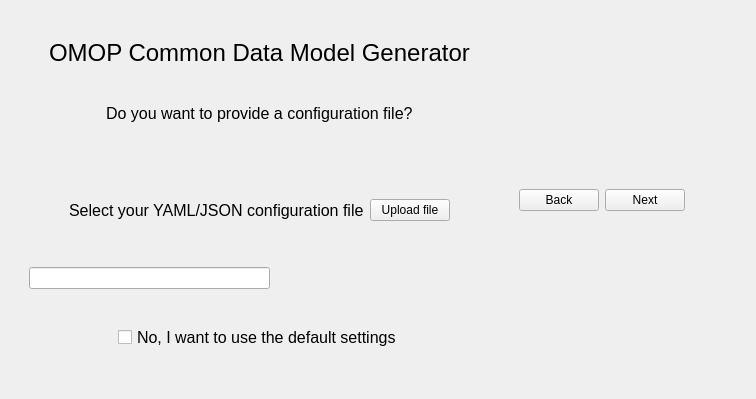
ucaby28/OMOP-CDM-Generator, file GUI/ui_config.ui: the form before one commit.
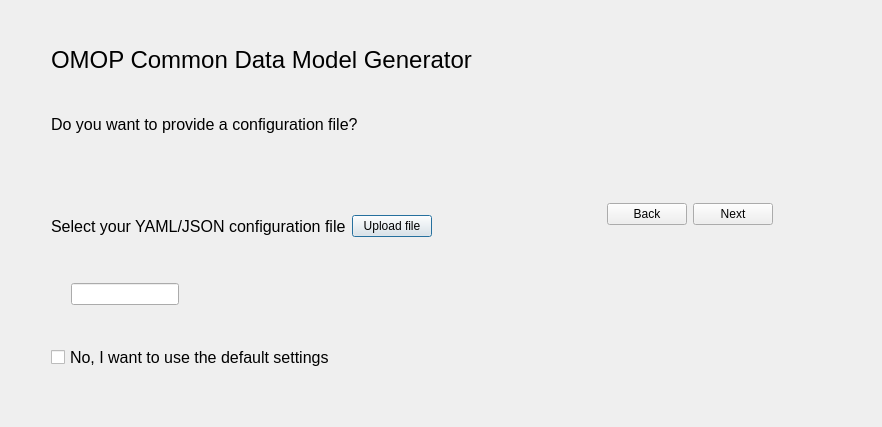
The form after the commit.

```diff
--- a/GUI/ui_config.ui
+++ b/GUI/ui_config.ui
@@ -1,23 +1,22 @@
 <?xml version="1.0" encoding="UTF-8"?>
 <ui version="4.0">
- <class>MainWindow</class>
- <widget class="QMainWindow" name="MainWindow">
+ <class>Dialog</class>
+ <widget class="QDialog" name="Dialog">
   <property name="geometry">
    <rect>
     <x>0</x>
     <y>0</y>
-    <width>756</width>
-    <height>399</height>
+    <width>882</width>
+    <height>427</height>
    </rect>
   </property>
   <property name="windowTitle">
    <string>MainWindow</string>
   </property>
-  <widget class="QWidget" name="centralwidget">
    <layout class="QFormLayout" name="formLayout">
     <item row="0" column="0">
-     <layout class="QVBoxLayout" name="verticalLayout_3">
-      <item>
+    <layout class="QFormLayout" name="formLayout_2">
+     <item row="0" column="0">
        <spacer name="verticalSpacer_5">
         <property name="orientation">
          <enum>Qt::Vertical</enum>
@@ -30,7 +29,7 @@
         </property>
        </spacer>
       </item>
-      <item>
+     <item row="1" column="0">
        <layout class="QHBoxLayout" name="horizontalLayout">
         <item>
          <spacer name="horizontalSpacer">
@@ -72,7 +71,7 @@
         </item>
        </layout>
       </item>
-      <item>
+     <item row="2" column="0">
        <spacer name="verticalSpacer">
         <property name="orientation">
          <enum>Qt::Vertical</enum>
@@ -85,7 +84,7 @@
         </property>
        </spacer>
       </item>
-      <item>
+     <item row="3" column="0">
        <layout class="QHBoxLayout" name="horizontalLayout_2">
         <item>
          <spacer name="horizontalSpacer_3">
@@ -127,7 +126,7 @@
         </item>
        </layout>
       </item>
-      <item>
+     <item row="4" column="0">
        <spacer name="verticalSpacer_2">
         <property name="orientation">
          <enum>Qt::Vertical</enum>
@@ -140,7 +139,7 @@
         </property>
        </spacer>
       </item>
-      <item>
+     <item row="5" column="0">
        <layout class="QHBoxLayout" name="horizontalLayout_6">
         <item>
          <spacer name="horizontalSpacer_11">
@@ -219,7 +218,7 @@
         </item>
        </layout>
       </item>
-      <item>
+     <item row="6" column="0">
        <layout class="QHBoxLayout" name="horizontalLayout_3">
         <property name="sizeConstraint">
          <enum>QLayout::SetDefaultConstraint</enum>
@@ -227,6 +226,19 @@
         <property name="leftMargin">
          <number>20</number>
         </property>
+       <item>
+        <spacer name="horizontalSpacer_5">
+         <property name="orientation">
+          <enum>Qt::Horizontal</enum>
+         </property>
+         <property name="sizeHint" stdset="0">
+          <size>
+           <width>40</width>
+           <height>20</height>
+          </size>
+         </property>
+        </spacer>
+       </item>
         <item>
          <widget class="QLineEdit" name="showpath_lineEdit">
           <property name="enabled">
@@ -256,7 +268,7 @@
         </item>
        </layout>
       </item>
-      <item>
+     <item row="7" column="0">
        <spacer name="verticalSpacer_4">
         <property name="orientation">
          <enum>Qt::Vertical</enum>
@@ -269,7 +281,7 @@
         </property>
        </spacer>
       </item>
-      <item>
+     <item row="8" column="0">
        <layout class="QHBoxLayout" name="horizontalLayout_4">
         <item>
          <spacer name="horizontalSpacer_7">
@@ -311,7 +323,7 @@
         </item>
        </layout>
       </item>
-      <item>
+     <item row="9" column="0">
        <spacer name="verticalSpacer_8">
         <property name="orientation">
          <enum>Qt::Vertical</enum>
@@ -401,7 +413,6 @@
      </layout>
     </item>
    </layout>
-  </widget>
  </widget>
  <resources/>
  <connections/>
```
Left out of the diff: 2 changed lines with no effect on the pictures. Lines whose indentation alone changed are shown as unchanged.
